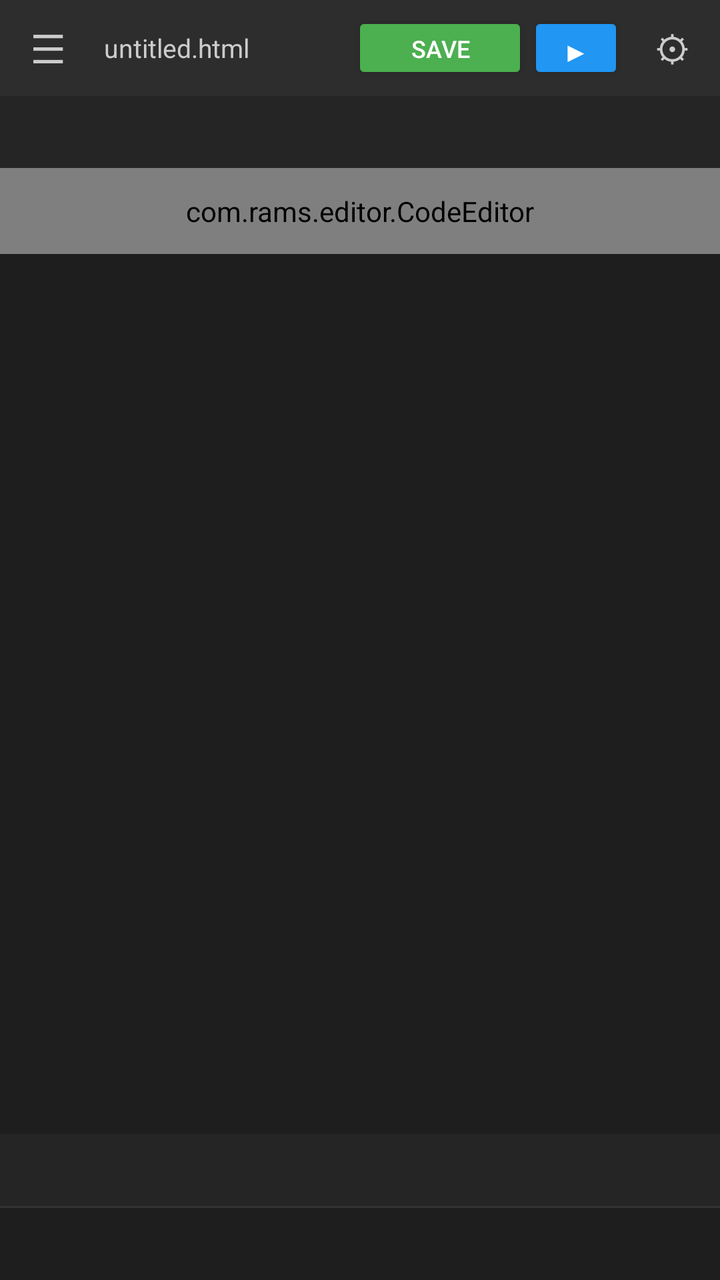
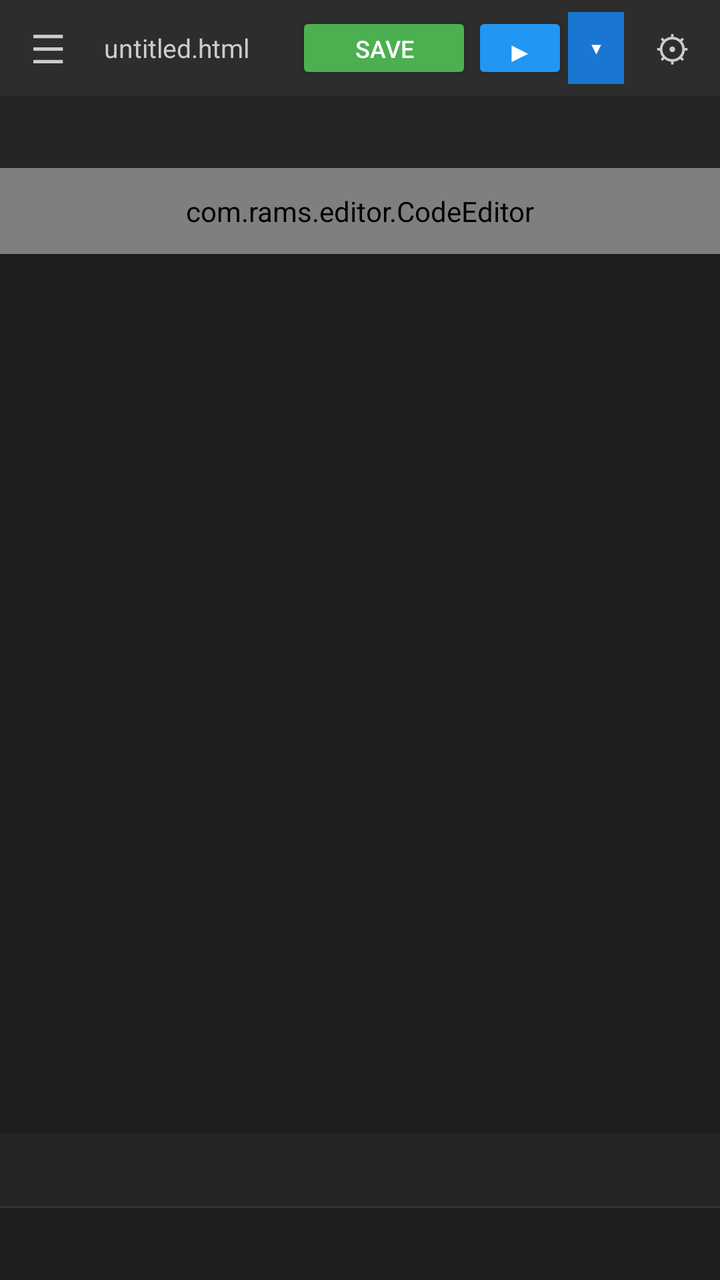

The first picture is an Android layout as it rendered before a commit; the second is the same layout after the commit. The layout source and the unified diff follow.
<!-- AndroidManifest.xml: application theme Theme.AppCompat.DayNight.NoActionBar -->
<!-- res/layout/activity_main.xml -->
<?xml version="1.0" encoding="utf-8"?>
<androidx.drawerlayout.widget.DrawerLayout
    xmlns:android="http://schemas.android.com/apk/res/android"
    xmlns:app="http://schemas.android.com/apk/res-auto"
    android:id="@+id/drawerLayout"
    android:layout_width="match_parent"
    android:layout_height="match_parent">

    
    <LinearLayout
        android:layout_width="match_parent"
        android:layout_height="match_parent"
        android:orientation="vertical"
        android:background="#1E1E1E">

        
        <LinearLayout
            android:id="@+id/toolbar"
            android:layout_width="match_parent"
            android:layout_height="48dp"
            android:background="#2D2D2D"
            android:orientation="horizontal"
            android:gravity="center_vertical">

            <TextView
                android:id="@+id/btnMenu"
                android:layout_width="48dp"
                android:layout_height="match_parent"
                android:text="☰"
                android:textColor="#CCCCCC"
                android:textSize="20sp"
                android:gravity="center"/>

            <TextView
                android:id="@+id/fileName"
                android:layout_width="0dp"
                android:layout_height="match_parent"
                android:layout_weight="1"
                android:text="untitled.html"
                android:textColor="#CCCCCC"
                android:textSize="13sp"
                android:gravity="center_vertical"
                android:paddingStart="4dp"
                android:singleLine="true"
                android:ellipsize="end"/>

            <Button
                android:id="@+id/btnSave"
                android:layout_width="wrap_content"
                android:layout_height="36dp"
                android:text="Save"
                android:textSize="12sp"
                android:backgroundTint="#4CAF50"
                android:textColor="#FFFFFF"/>

            <Button
                android:id="@+id/btnRun"
                android:layout_width="48dp"
                android:layout_height="36dp"
                android:text="▶"
                android:textSize="14sp"
                android:backgroundTint="#2196F3"
                android:textColor="#FFFFFF"/>

            <TextView
                android:id="@+id/btnSettings"
                android:layout_width="48dp"
                android:layout_height="match_parent"
                android:text="⚙"
                android:textColor="#CCCCCC"
                android:textSize="18sp"
                android:gravity="center"/>

        </LinearLayout>

        
        <HorizontalScrollView
            android:id="@+id/tabScrollView"
            android:layout_width="match_parent"
            android:layout_height="36dp"
            android:background="#252525"
            android:scrollbars="none">

            <LinearLayout
                android:id="@+id/tabContainer"
                android:layout_width="wrap_content"
                android:layout_height="match_parent"
                android:orientation="horizontal"/>

        </HorizontalScrollView>

        
        <ScrollView
            android:id="@+id/scrollView"
            android:layout_width="match_parent"
            android:layout_height="0dp"
            android:layout_weight="1">

            <com.rams.editor.CodeEditor
                android:id="@+id/codeEditor"
                android:layout_width="match_parent"
                android:layout_height="wrap_content"
                android:padding="12dp"
                android:textColor="#D4D4D4"
                android:textSize="14sp"
                android:background="#1E1E1E"
                android:fontFamily="monospace"
                android:inputType="textMultiLine|textNoSuggestions"
                android:gravity="top"/>

        </ScrollView>

        
        <HorizontalScrollView
            android:layout_width="match_parent"
            android:layout_height="36dp"
            android:background="#252525"
            android:scrollbars="none">

            <LinearLayout
                android:id="@+id/snippetRow1"
                android:layout_width="wrap_content"
                android:layout_height="match_parent"
                android:orientation="horizontal"/>

        </HorizontalScrollView>

        
        <View
            android:layout_width="match_parent"
            android:layout_height="1dp"
            android:background="#333333"/>

        
        <HorizontalScrollView
            android:layout_width="match_parent"
            android:layout_height="36dp"
            android:background="#1E1E1E"
            android:scrollbars="none">

            <LinearLayout
                android:id="@+id/snippetRow2"
                android:layout_width="wrap_content"
                android:layout_height="match_parent"
                android:orientation="horizontal"/>

        </HorizontalScrollView>

    </LinearLayout>

    
    <include
        layout="@layout/drawer_file_tree"
        android:layout_width="280dp"
        android:layout_height="match_parent"
        android:layout_gravity="start"/>

</androidx.drawerlayout.widget.DrawerLayout>
<!-- res/layout/drawer_file_tree.xml (included above) -->
<?xml version="1.0" encoding="utf-8"?>
<LinearLayout
    xmlns:android="http://schemas.android.com/apk/res/android"
    android:layout_width="match_parent"
    android:layout_height="match_parent"
    android:orientation="vertical"
    android:background="#1E1E1E">

    
    <LinearLayout
        android:layout_width="match_parent"
        android:layout_height="48dp"
        android:orientation="horizontal"
        android:gravity="center_vertical"
        android:paddingStart="16dp"
        android:paddingEnd="8dp"
        android:background="#252525">

        <TextView
            android:layout_width="0dp"
            android:layout_height="wrap_content"
            android:layout_weight="1"
            android:text="EXPLORER"
            android:textColor="#BBBBBB"
            android:textSize="11sp"
            android:letterSpacing="0.1"/>

        <TextView
            android:id="@+id/btnNewFile"
            android:layout_width="32dp"
            android:layout_height="32dp"
            android:text="+"
            android:textColor="#BBBBBB"
            android:textSize="20sp"
            android:gravity="center"/>

        <TextView
            android:id="@+id/btnNewFolder"
            android:layout_width="32dp"
            android:layout_height="32dp"
            android:text="⊕"
            android:textColor="#BBBBBB"
            android:textSize="16sp"
            android:gravity="center"/>

        <TextView
            android:id="@+id/btnOpenProject"
            android:layout_width="32dp"
            android:layout_height="32dp"
            android:text="▤"
            android:textColor="#BBBBBB"
            android:textSize="16sp"
            android:gravity="center"/>

    </LinearLayout>

    
    <LinearLayout
        android:id="@+id/projectHeader"
        android:layout_width="match_parent"
        android:layout_height="36dp"
        android:orientation="horizontal"
        android:gravity="center_vertical"
        android:paddingStart="8dp"
        android:background="#252525">

        <TextView
            android:id="@+id/projectArrow"
            android:layout_width="20dp"
            android:layout_height="wrap_content"
            android:text="▾"
            android:textColor="#CCCCCC"
            android:textSize="12sp"/>

        <TextView
            android:id="@+id/projectName"
            android:layout_width="wrap_content"
            android:layout_height="wrap_content"
            android:text="MY PROJECT"
            android:textColor="#CCCCCC"
            android:textSize="12sp"
            android:textStyle="bold"/>

    </LinearLayout>

    
    <androidx.recyclerview.widget.RecyclerView
        android:id="@+id/fileTreeRecycler"
        android:layout_width="match_parent"
        android:layout_height="0dp"
        android:layout_weight="1"
        android:nestedScrollingEnabled="true"/>

</LinearLayout>
<!-- resources referenced by this layout -->
<resources>

</resources>

<!-- the commit's change to res/layout/activity_main.xml (unified diff, before → after) -->
@@ -61,6 +61,16 @@
                 android:textSize="14sp"
                 android:backgroundTint="#2196F3"
                 android:textColor="#FFFFFF"/>
+
+            <TextView
+                android:id="@+id/btnRunMenu"
+                android:layout_width="28dp"
+                android:layout_height="36dp"
+                android:text="▾"
+                android:textSize="16sp"
+                android:textColor="#FFFFFF"
+                android:background="#1976D2"
+                android:gravity="center"/>
 
             <TextView
                 android:id="@+id/btnSettings"
